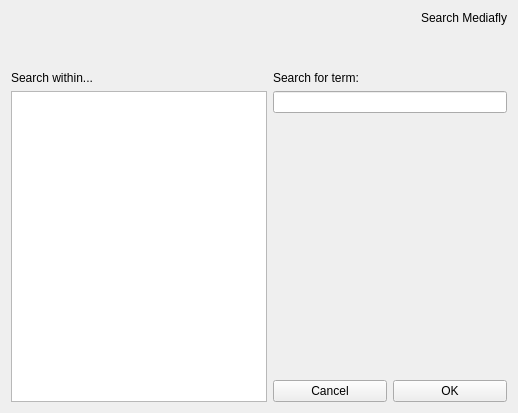
Above: mediaflyplayer/forms/MediaflySearch.ui from tex/mediafly before the change. Below: the same form after it.
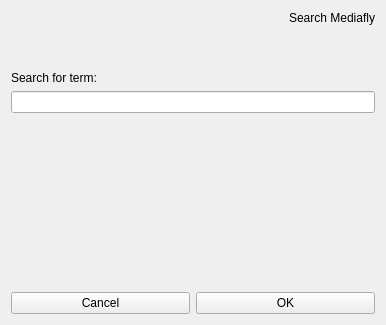
That is the form after the change.

Commit message: Implement search.

The edit to the form file:
```diff
--- a/mediaflyplayer/forms/MediaflySearch.ui
+++ b/mediaflyplayer/forms/MediaflySearch.ui
@@ -5,15 +5,15 @@
    <rect>
     <x>0</x>
     <y>0</y>
-    <width>518</width>
-    <height>413</height>
+    <width>386</width>
+    <height>325</height>
    </rect>
   </property>
   <property name="windowTitle" >
    <string>Form</string>
   </property>
-  <layout class="QGridLayout" name="gridLayout" >
-   <item row="0" column="0" colspan="3" >
+  <layout class="QVBoxLayout" name="verticalLayout_2" >
+   <item>
     <widget class="QLabel" name="m_header" >
      <property name="text" >
       <string>Search Mediafly</string>
@@ -23,31 +23,32 @@
      </property>
     </widget>
    </item>
-   <item row="2" column="0" >
-    <widget class="QLabel" name="label" >
-     <property name="text" >
-      <string>Search within...</string>
+   <item>
+    <spacer name="verticalSpacer_2" >
+     <property name="orientation" >
+      <enum>Qt::Vertical</enum>
      </property>
-    </widget>
+     <property name="sizeType" >
+      <enum>QSizePolicy::Maximum</enum>
+     </property>
+     <property name="sizeHint" stdset="0" >
+      <size>
+       <width>20</width>
+       <height>40</height>
+      </size>
+     </property>
+    </spacer>
    </item>
-   <item row="2" column="1" colspan="2" >
+   <item>
+    <layout class="QVBoxLayout" name="verticalLayout" >
+     <item>
     <widget class="QLabel" name="label_2" >
      <property name="text" >
       <string>Search for term:</string>
      </property>
     </widget>
    </item>
-   <item rowspan="4" row="3" column="0" >
-    <widget class="QListView" name="m_listView" >
-     <property name="sizePolicy" >
-      <sizepolicy vsizetype="Expanding" hsizetype="Preferred" >
-       <horstretch>0</horstretch>
-       <verstretch>0</verstretch>
-      </sizepolicy>
-     </property>
-    </widget>
-   </item>
-   <item row="3" column="1" colspan="2" >
+     <item>
     <widget class="QLineEdit" name="m_lineEdit" >
      <property name="sizePolicy" >
       <sizepolicy vsizetype="Preferred" hsizetype="Expanding" >
@@ -57,48 +58,38 @@
      </property>
     </widget>
    </item>
-   <item row="6" column="1" >
+    </layout>
+   </item>
+   <item>
+    <spacer name="verticalSpacer" >
+     <property name="orientation" >
+      <enum>Qt::Vertical</enum>
+     </property>
+     <property name="sizeHint" stdset="0" >
+      <size>
+       <width>20</width>
+       <height>40</height>
+      </size>
+     </property>
+    </spacer>
+   </item>
+   <item>
+    <layout class="QHBoxLayout" name="horizontalLayout" >
+     <item>
     <widget class="QPushButton" name="m_cancelButton" >
      <property name="text" >
       <string>Cancel</string>
      </property>
     </widget>
    </item>
-   <item row="6" column="2" >
+     <item>
     <widget class="QPushButton" name="m_okButton" >
      <property name="text" >
       <string>OK</string>
      </property>
     </widget>
    </item>
-   <item row="4" column="1" >
-    <spacer name="verticalSpacer" >
-     <property name="orientation" >
-      <enum>Qt::Vertical</enum>
-     </property>
-     <property name="sizeHint" stdset="0" >
-      <size>
-       <width>20</width>
-       <height>40</height>
-      </size>
-     </property>
-    </spacer>
-   </item>
-   <item row="1" column="1" >
-    <spacer name="verticalSpacer_2" >
-     <property name="orientation" >
-      <enum>Qt::Vertical</enum>
-     </property>
-     <property name="sizeType" >
-      <enum>QSizePolicy::Maximum</enum>
-     </property>
-     <property name="sizeHint" stdset="0" >
-      <size>
-       <width>20</width>
-       <height>40</height>
-      </size>
-     </property>
-    </spacer>
+    </layout>
    </item>
   </layout>
  </widget>
```
Left out of the diff: 19 changed lines with no effect on the pictures. Lines whose indentation alone changed are shown as unchanged. The commit also changes 13 other files.
